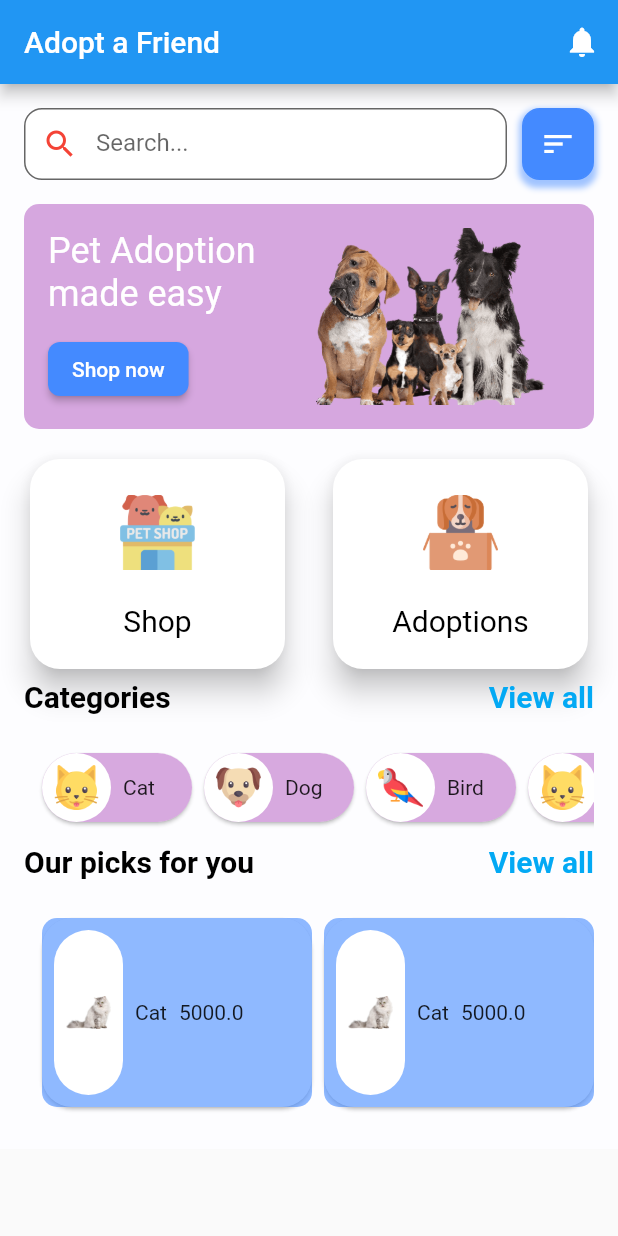
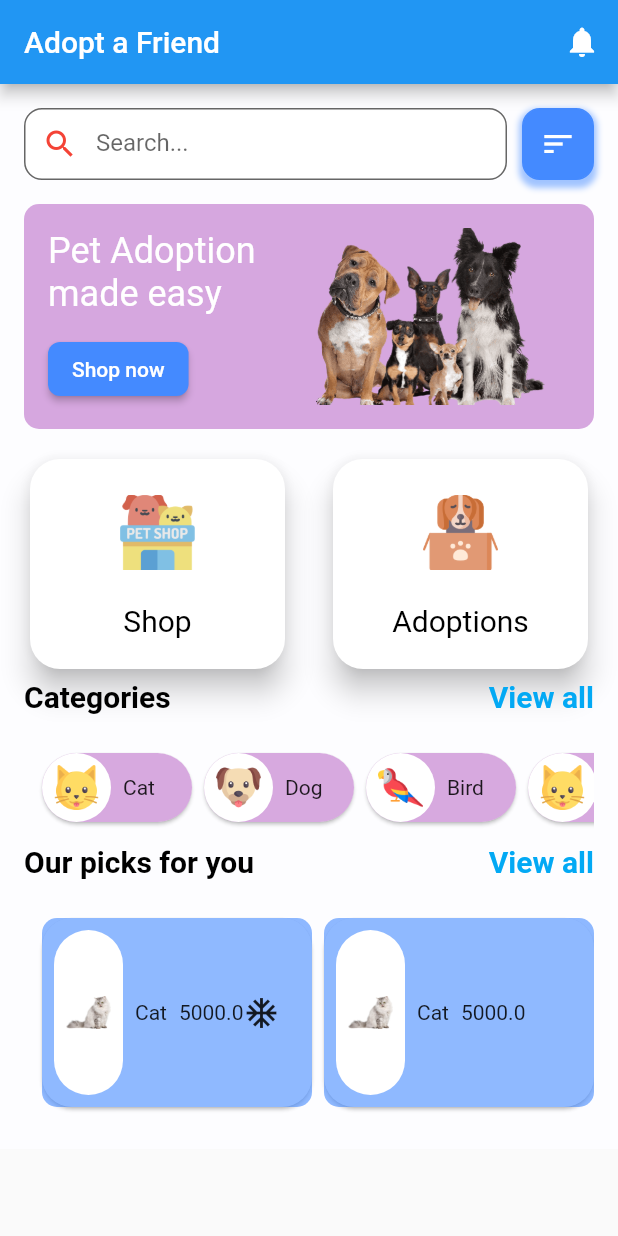
Before and after one commit to atik-sabuj/pet_shop, a Flutter app: the screen it shows after launch, on a phone screen of 412 x 824 dp. Run offline on Flutter 3.47's test engine with Material 2 defaults, Android fonts, the light colour scheme and no system bars.

Commit message:
updates designs

```diff
--- a/lib/model/features.dart
+++ b/lib/model/features.dart
@@ -31,9 +31,9 @@ class Features {
 
 final List<Features> featuresList = [
   Features(name: "Cat",image: "images/cat1.png", price: 5000.0, location: "Mdpur", age: "2 years", isFavorite: true),
+  Features(name: "Cat",image: "images/cat1.png", price: 5000.0, location: "Mdpur", age: "2 years", isFavorite: false),
   Features(name: "Cat",image: "images/cat1.png", price: 5000.0, location: "Mdpur", age: "2 years", isFavorite: true),
-  Features(name: "Cat",image: "images/cat1.png", price: 5000.0, location: "Mdpur", age: "2 years", isFavorite: true),
-  Features(name: "Cat",image: "images/cat1.png", price: 5000.0, location: "Mdpur", age: "2 years", isFavorite: true),
+  Features(name: "Cat",image: "images/cat1.png", price: 5000.0, location: "Mdpur", age: "2 years", isFavorite: false),
   Features(name: "Cat",image: "images/cat1.png", price: 5000.0, location: "Mdpur", age: "2 years", isFavorite: true),
   Features(name: "Cat",image: "images/cat1.png", price: 5000.0, location: "Mdpur", age: "2 years", isFavorite: true),
   Features(name: "Cat",image: "images/cat1.png", price: 5000.0, location: "Mdpur", age: "2 years", isFavorite: true),
--- a/lib/splash_screen.dart
+++ b/lib/splash_screen.dart
@@ -422,7 +422,7 @@ class SecondScreen extends StatelessWidget {
                              padding: const EdgeInsets.all(8.0),
                              child: Image.asset(
                                featuresList[index].image.toString(),
-                               height: 200.0,
+                               height: 100.0,
                                width: 30.0,
                              ),
                            ),
@@ -432,6 +432,8 @@ class SecondScreen extends StatelessWidget {
                        Text(featuresList[index].name.toString()),
                        SizedBox(width: 8,),
                        Text(featuresList[index].price.toString()),
+                       featuresList[index].isFavorite==true ? Icon(Icons.ac_unit_sharp) : SizedBox(),
+
                      ],
                    ),
                  )),
```
